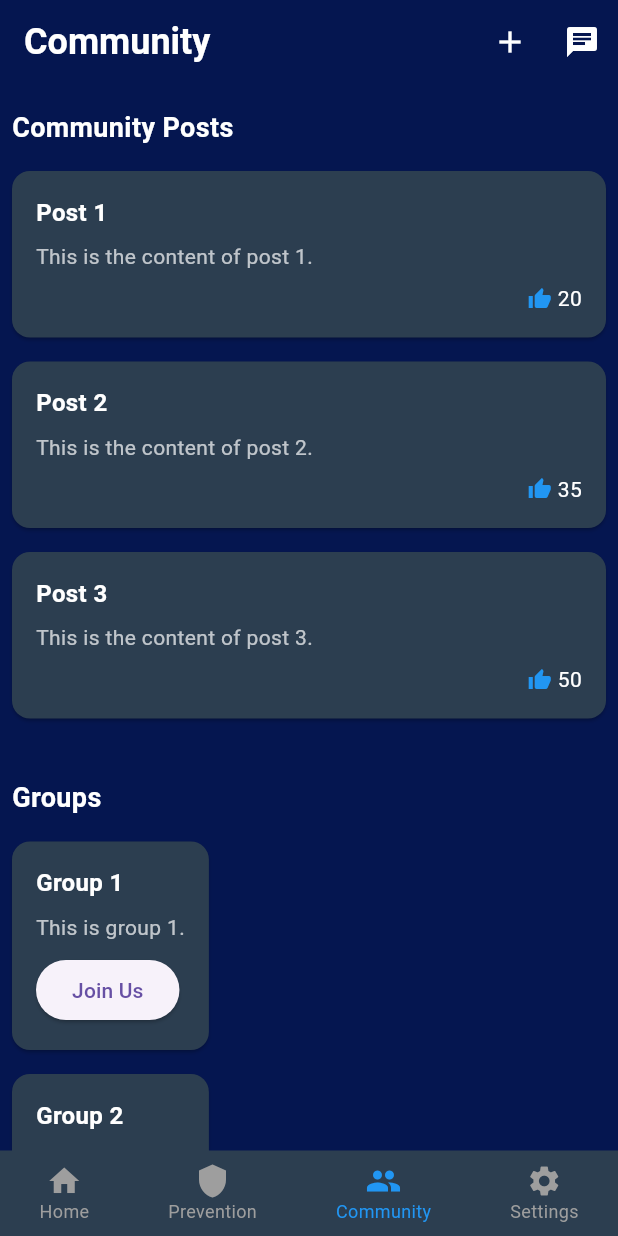
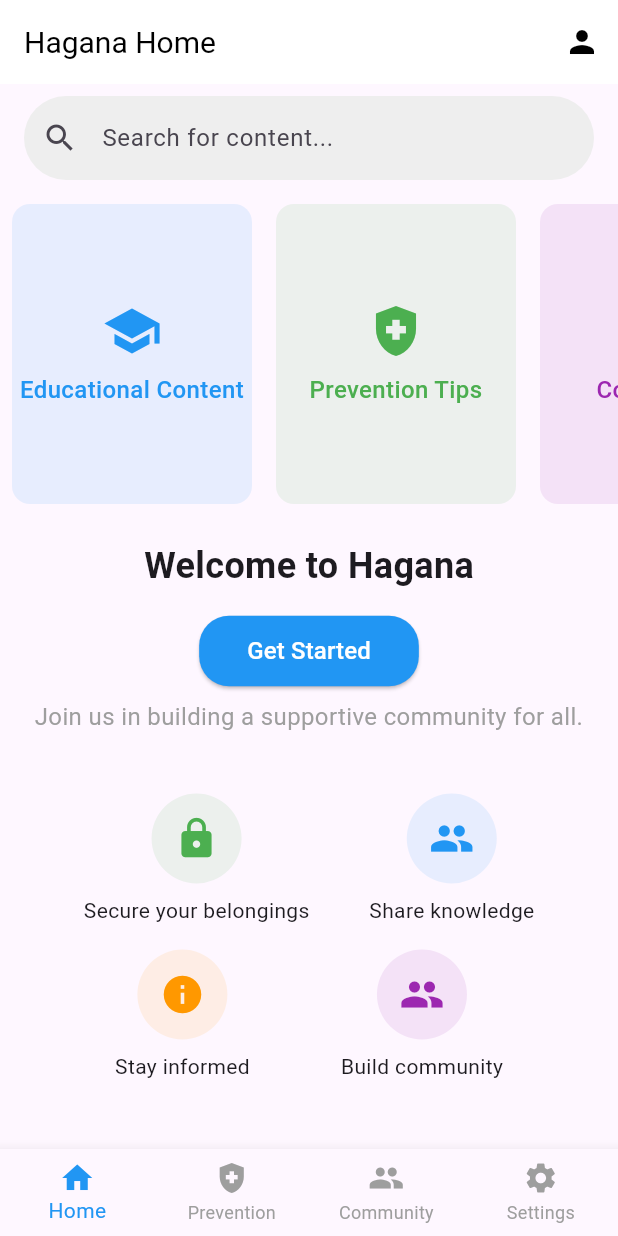
Before and after one commit to Alwin-Sajan/Hagana-HACK-A-ADDICT, a Flutter app: the screen it shows after launch, on a phone screen of 412 x 824 dp. Run offline on Flutter 3.47's test engine with Material 3 defaults, Android fonts, the phone set to English and light mode, and no system bars; our stand-ins replace google_fonts.

Commit message:
Added pages

```diff
--- a/hagana/lib/pages/HomePage.dart
+++ b/hagana/lib/pages/HomePage.dart
@@ -0,0 +1,204 @@
+import 'package:flutter/material.dart';
+import '../pages/LoginPage.dart';
+// import 'HomeScreen.dart'; // Import the HaganaHomeScreen here
+
+class HomeScreen extends StatelessWidget {
+  const HomeScreen({Key? key}) : super(key: key);
+
+  @override
+  Widget build(BuildContext context) {
+    return Scaffold(
+      appBar: AppBar(
+        backgroundColor: Colors.white,
+        elevation: 0,
+        title: const Text(
+          "Hagana Home",
+          style: TextStyle(color: Colors.black, fontSize: 20),
+        ),
+        actions: [
+          IconButton(
+            onPressed: () {
+              // Navigate to HaganaHomeScreen on clicking the top-right icon
+              Navigator.push(
+                context,
+                MaterialPageRoute(builder: (context) => const LoginPage()),
+              );
+            },
+            icon: const Icon(Icons.person, color: Colors.black),
+          ),
+        ],
+      ),
+      body: SingleChildScrollView(
+        child: Column(
+          crossAxisAlignment: CrossAxisAlignment.center,
+          children: [
+            // Search Bar
+            Padding(
+              padding: const EdgeInsets.symmetric(horizontal: 16.0, vertical: 8.0),
+              child: TextField(
+                decoration: InputDecoration(
+                  hintText: "Search for content...",
+                  prefixIcon: const Icon(Icons.search),
+                  filled: true,
+                  fillColor: Colors.grey[200],
+                  border: OutlineInputBorder(
+                    borderRadius: BorderRadius.circular(30.0),
+                    borderSide: BorderSide.none,
+                  ),
+                ),
+              ),
+            ),
+
+            // Scrollable Cards
+            Container(
+              height: 200,
+              margin: const EdgeInsets.only(top: 8.0),
+              child: ListView(
+                scrollDirection: Axis.horizontal,
+                children: [
+                  _buildCard("Educational Content", Icons.school, Colors.blue),
+                  _buildCard("Prevention Tips", Icons.health_and_safety, Colors.green),
+                  _buildCard("Community", Icons.people, Colors.purple),
+                  _buildCard("Support", Icons.support, Colors.orange),
+                ],
+              ),
+            ),
+
+            // Welcome Section
+            const SizedBox(height: 24),
+            const Text(
+              "Welcome to Hagana",
+              style: TextStyle(
+                fontSize: 24,
+                fontWeight: FontWeight.bold,
+              ),
+            ),
+            const SizedBox(height: 16),
+            ElevatedButton(
+              onPressed: () {
+                // Navigate to HaganaHomeScreen on clicking "Get Started"
+                Navigator.push(
+                  context,
+                  MaterialPageRoute(builder: (context) => const LoginPage()),
+                );
+              },
+              style: ElevatedButton.styleFrom(
+                backgroundColor: Colors.blue,
+                shape: RoundedRectangleBorder(
+                  borderRadius: BorderRadius.circular(20),
+                ),
+                padding: const EdgeInsets.symmetric(horizontal: 32, vertical: 12),
+              ),
+              child: const Text(
+                "Get Started",
+                style: TextStyle(fontSize: 16,color: Colors.white),
+              ),
+            ),
+            const SizedBox(height: 8),
+            const Padding(
+              padding: EdgeInsets.symmetric(horizontal: 16.0),
+              child: Text(
+                "Join us in building a supportive community for all.",
+                textAlign: TextAlign.center,
+                style: TextStyle(fontSize: 16, color: Colors.grey),
+              ),
+            ),
+
+            // Additional Home Page Content
+            const SizedBox(height: 24),
+            Padding(
+              padding: const EdgeInsets.all(16.0),
+              child: Column(
+                children: [
+                  Row(
+                    mainAxisAlignment: MainAxisAlignment.spaceEvenly,
+                    children: [
+                      _buildQuickTip("Secure your belongings", Icons.lock, Colors.green),
+                      _buildQuickTip("Share knowledge", Icons.people, Colors.blue),
+                    ],
+                  ),
+                  const SizedBox(height: 16),
+                  Row(
+                    mainAxisAlignment: MainAxisAlignment.spaceEvenly,
+                    children: [
+                      _buildQuickTip("Stay informed", Icons.info, Colors.orange),
+                      _buildQuickTip("Build community", Icons.group, Colors.purple),
+                    ],
+                  ),
+                ],
+              ),
+            ),
+          ],
+        ),
+      ),
+
+      // Bottom Navigation Bar
+      bottomNavigationBar: BottomNavigationBar(
+        type: BottomNavigationBarType.fixed,
+        selectedItemColor: Colors.blue,
+        unselectedItemColor: Colors.grey,
+        items: const [
+          BottomNavigationBarItem(
+            icon: Icon(Icons.home),
+            label: "Home",
+          ),
+          BottomNavigationBarItem(
+            icon: Icon(Icons.health_and_safety),
+            label: "Prevention",
+          ),
+          BottomNavigationBarItem(
+            icon: Icon(Icons.people),
+            label: "Community",
+          ),
+          BottomNavigationBarItem(
+            icon: Icon(Icons.settings),
+            label: "Settings",
+          ),
+        ],
+      ),
+    );
+  }
+
+  // Helper method to build a card
+  Widget _buildCard(String title, IconData icon, Color color) {
+    return Container(
+      width: 160,
+      margin: const EdgeInsets.symmetric(horizontal: 8.0),
+      decoration: BoxDecoration(
+        color: color.withOpacity(0.1),
+        borderRadius: BorderRadius.circular(12.0),
+      ),
+      child: Column(
+        mainAxisAlignment: MainAxisAlignment.center,
+        children: [
+          Icon(icon, size: 40, color: color),
+          const SizedBox(height: 8),
+          Text(
+            title,
+            textAlign: TextAlign.center,
+            style: TextStyle(fontSize: 16, fontWeight: FontWeight.w500, color: color),
+          ),
+        ],
+      ),
+    );
+  }
+
+  // Helper method to build quick tip items
+  Widget _buildQuickTip(String title, IconData icon, Color color) {
+    return Column(
+      children: [
+        CircleAvatar(
+          radius: 30,
+          backgroundColor: color.withOpacity(0.1),
+          child: Icon(icon, size: 30, color: color),
+        ),
+        const SizedBox(height: 8),
+        Text(
+          title,
+          textAlign: TextAlign.center,
+          style: const TextStyle(fontSize: 14),
+        ),
+      ],
+    );
+  }
+}
--- a/hagana/lib/pages/LoginPage.dart
+++ b/hagana/lib/pages/LoginPage.dart
@@ -0,0 +1,12 @@
+import 'package:flutter/material.dart';
+
+class LoginPage extends StatelessWidget {
+  const LoginPage({Key? key}) : super(key: key);
+
+  @override
+  Widget build(BuildContext context) {
+    return Scaffold(
+      //
+    );
+  }
+  }
--- a/hagana/lib/pages/Welcomescren.dart
+++ b/hagana/lib/pages/Welcomescren.dart
@@ -1,8 +1,9 @@
 import 'package:flutter/material.dart';
 import 'package:google_fonts/google_fonts.dart';
-import 'package:hagana/pages/CommunityPage.dart';
-import 'package:hagana/pages/Homepage.dart';
-import '../error_boundary.dart';
+// import 'package:hagana/pages/CommunityPage.dart';
+import 'package:hagana/pages/HomePage.dart';
+// import 'package:hagana/pages/Homepage.dart';
+// import '../error_boundary.dart';
 
 class Welcomescreen extends StatefulWidget {
   const Welcomescreen({super.key});
@@ -20,7 +21,7 @@ class _WelcomescreenState extends State<Welcomescreen> {
     Future.delayed(const Duration(seconds: 2), () {
       Navigator.pushReplacement(
         context,
-        MaterialPageRoute(builder: (context) =>  CommunityPage()),
+        MaterialPageRoute(builder: (context) =>  HomeScreen()),
       );
     });
   }
```
Also changed, not shown: hagana/lib/pages/ChatPage.dart (added), hagana/lib/pages/HaganaHomeScreen.dart (added), hagana/lib/pages/HaganaProfilePage.dart (added), hagana/lib/pages/HaganaSettings.dart (added).
